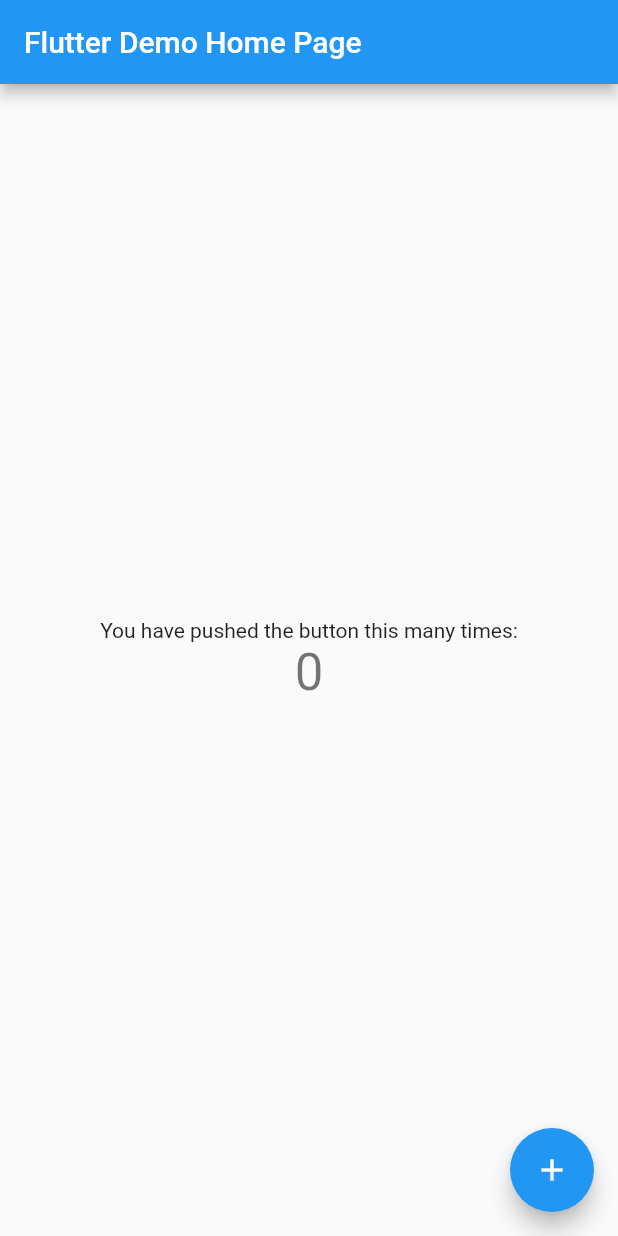
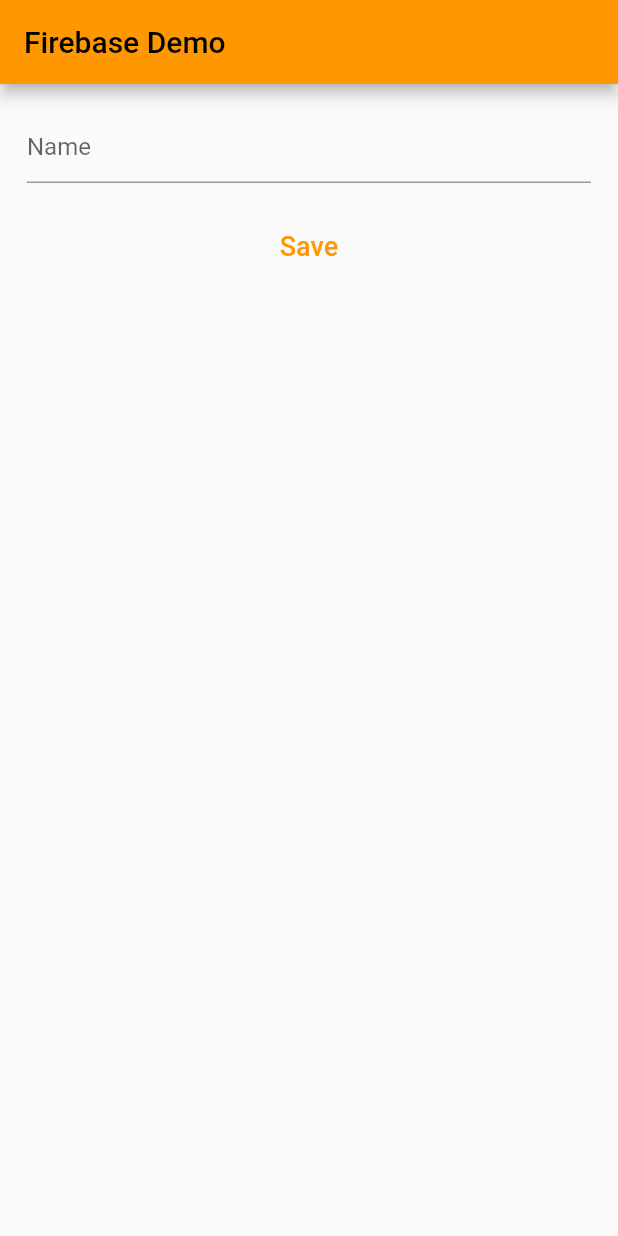
Before and after one commit to alxayeed/firebase-CRUD, a Flutter app: the screen it shows after launch, on a phone screen of 412 x 824 dp. Run offline on Flutter 3.47's test engine with Material 2 defaults, Android fonts, the phone set to English and light mode, and no system bars; our stand-ins replace cloud_firestore, firebase_core; accounts and stored records are empty.

```diff
--- a/lib/main.dart
+++ b/lib/main.dart
@@ -1,6 +1,10 @@
+import 'package:firebase_core/firebase_core.dart';
 import 'package:flutter/material.dart';
+import 'package:cloud_firestore/cloud_firestore.dart';
 
-void main() {
+void main() async {
+  WidgetsFlutterBinding.ensureInitialized();
+  await Firebase.initializeApp();
   runApp(const MyApp());
 }
 
@@ -10,58 +14,66 @@ class MyApp extends StatelessWidget {
   @override
   Widget build(BuildContext context) {
     return MaterialApp(
-      title: 'Flutter Demo',
+      debugShowCheckedModeBanner: false,
+      title: 'Firebase Demo',
       theme: ThemeData(
-        primarySwatch: Colors.blue,
+        primarySwatch: Colors.orange,
       ),
-      home: const MyHomePage(title: 'Flutter Demo Home Page'),
+      home: const MyHomePage(),
     );
   }
 }
 
 class MyHomePage extends StatefulWidget {
-  const MyHomePage({Key? key, required this.title}) : super(key: key);
-
-  final String title;
+  const MyHomePage({Key? key}) : super(key: key);
 
   @override
   State<MyHomePage> createState() => _MyHomePageState();
 }
 
 class _MyHomePageState extends State<MyHomePage> {
-  int _counter = 0;
+  TextEditingController controller = TextEditingController();
 
-  void _incrementCounter() {
-    setState(() {
-      _counter++;
-    });
+  // Future fetchPlayers() async {
+  //   var firestore = FirebaseFirestore.instance;
+  //   QuerySnapshot querySnapshot = await firestore.collection("Players").get();
+  //   return querySnapshot.docs;
+  // }
+
+  Future addPlayer({required String name}) async {
+    final docUser =
+        FirebaseFirestore.instance.collection("players").doc('doc-id2');
+
+    final player = {'name': name, 'age': "25", 'country': 'N/A', "club": ""};
+
+    docUser.set(player);
   }
 
   @override
   Widget build(BuildContext context) {
     return Scaffold(
         appBar: AppBar(
-        title: Text(widget.title),
+          title: const Text('Firebase Demo'),
         ),
-      body: Center(
+        body: Container(
           child: Column(
-          mainAxisAlignment: MainAxisAlignment.center,
-          children: <Widget>[
-            const Text(
-              'You have pushed the button this many times:',
+            children: [
+              Padding(
+                padding: const EdgeInsets.all(18.0),
+                child: TextField(
+                  decoration: const InputDecoration(hintText: 'Name'),
+                  controller: controller,
                 ),
-            Text(
-              '$_counter',
-              style: Theme.of(context).textTheme.headline4,
               ),
+              TextButton(
+                  onPressed: () {
+                    final name = controller.text;
+
+                    addPlayer(name: name);
+                  },
+                  child: const Text('Save', style: TextStyle(fontSize: 18)))
             ],
           ),
-      ),
-      floatingActionButton: FloatingActionButton(
-        onPressed: _incrementCounter,
-        tooltip: 'Increment',
-        child: const Icon(Icons.add),
-      ),
-    );
+        ));
   }
 }
--- a/pubspec.yaml
+++ b/pubspec.yaml
@@ -9,6 +9,11 @@ dependencies:
   flutter:
     sdk: flutter
   cupertino_icons: ^1.0.2
+  firebase_core: ^2.4.0
+  firebase_auth: ^4.2.0
+  firebase_database: ^10.0.7
+  cloud_firestore: ^4.2.0
+
 
 dev_dependencies:
   flutter_test:
```
Also changed, not shown: pubspec.lock, 3 other files. Lines whose indentation alone changed are shown as unchanged.
